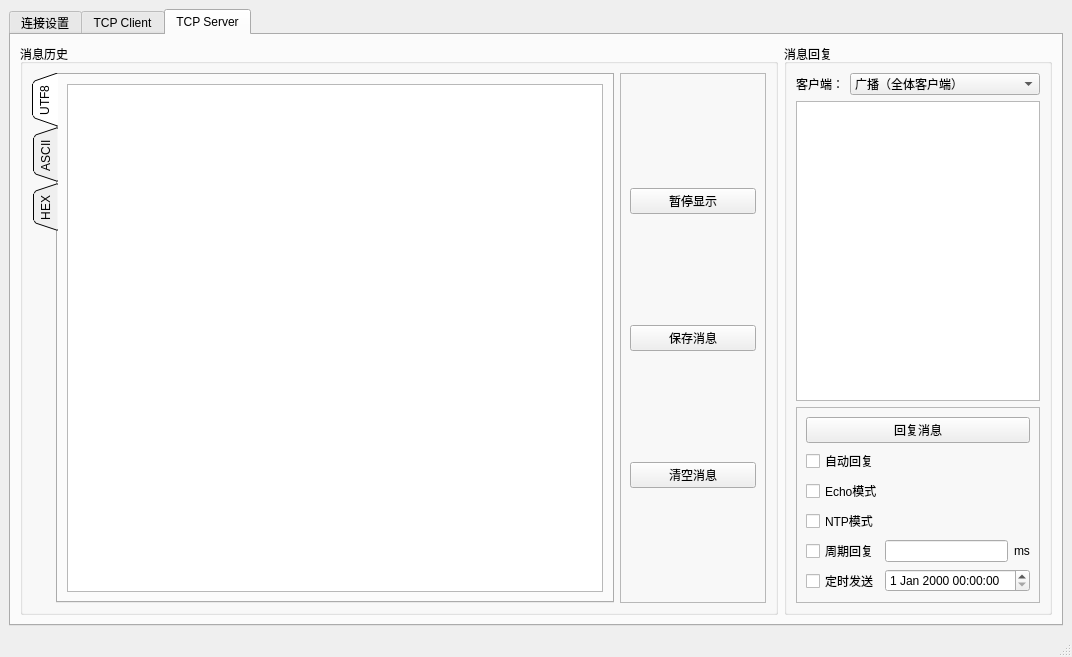
Before: the Qt Designer form mainwindow.ui in SimonYen/qtelnet, drawn with Qt 5.
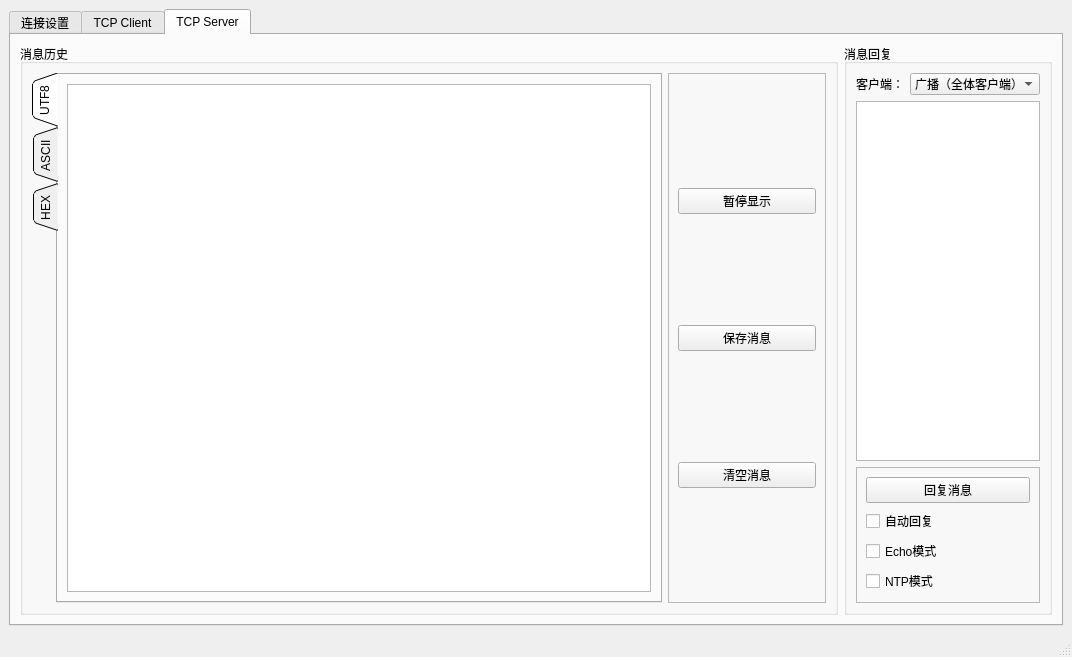
After: the same form once the commit is applied. The open tabs and pages were chosen to show the change. Icons and pictures are not drawn.

```diff
--- a/mainwindow.ui
+++ b/mainwindow.ui
@@ -781,41 +781,6 @@
                     </property>
                    </widget>
                   </item>
-                  <item>
-                   <layout class="QHBoxLayout" name="horizontalLayout_3">
-                    <item>
-                     <widget class="QCheckBox" name="checkBox_2">
-                      <property name="text">
-                       <string>周期回复</string>
-                      </property>
-                     </widget>
-                    </item>
-                    <item>
-                     <widget class="QLineEdit" name="lineEdit"/>
-                    </item>
-                    <item>
-                     <widget class="QLabel" name="label">
-                      <property name="text">
-                       <string>ms</string>
-                      </property>
-                     </widget>
-                    </item>
-                   </layout>
-                  </item>
-                  <item>
-                   <layout class="QHBoxLayout" name="horizontalLayout_4">
-                    <item>
-                     <widget class="QCheckBox" name="checkBox_3">
-                      <property name="text">
-                       <string>定时发送</string>
-                      </property>
-                     </widget>
-                    </item>
-                    <item>
-                     <widget class="QDateTimeEdit" name="dateTimeEdit_2"/>
-                    </item>
-                   </layout>
-                  </item>
                  </layout>
                 </widget>
                </item>
```
Left out of the diff: 66 changed lines with no effect on the pictures.
